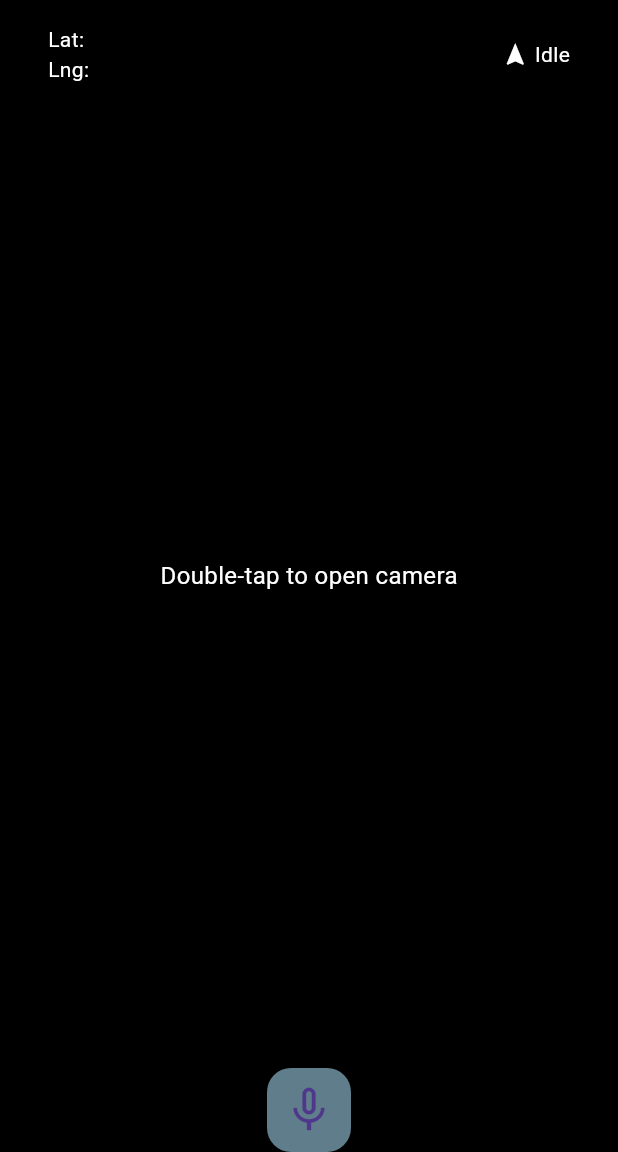
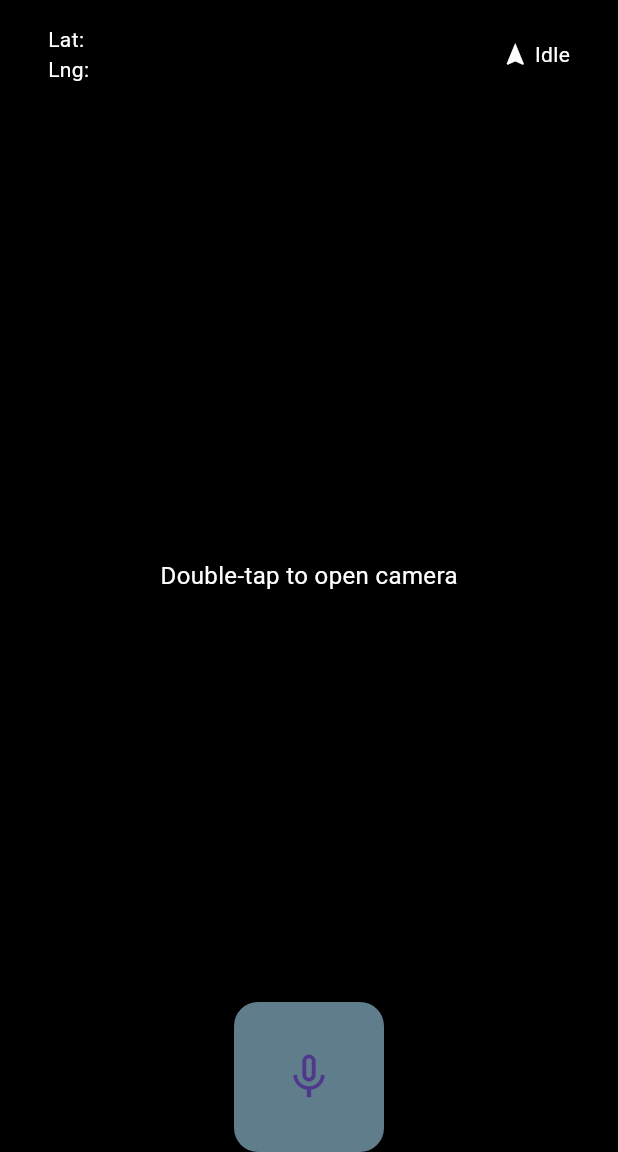
Before and after one commit to Raiden1121/blind_assist_app, a Flutter app: the screen it shows once a user with an empty profile is signed in, on a phone screen of 412 x 824 dp, the part 84-1236 px from its top. Run offline on Flutter 3.47's test engine with Material 3 defaults, Android fonts, the phone set to English and light mode, and no system bars; our stand-ins replace audioplayers, camera, cloud_firestore, firebase_auth, firebase_core, flutter_tts and 4 more; missing offline and left inert: flutter_sound, grpc, protobuf; accounts and stored records are empty; statements that could not run were skipped.

Commit message:
button size

```diff
--- a/lib/widgets/voice_input.dart
+++ b/lib/widgets/voice_input.dart
@@ -164,6 +164,9 @@ class _VoiceInputState extends State<VoiceInput> {
     return Listener(
       onPointerDown: (_) => _startRecording(),
       onPointerUp: (_) => _stopRecording(),
+      child: SizedBox(
+        width: 100,
+        height: 100,
         child: FloatingActionButton(
           backgroundColor: _isRecording ? Colors.redAccent : Colors.blueGrey,
           onPressed: () {},
@@ -172,6 +175,7 @@ class _VoiceInputState extends State<VoiceInput> {
             size: 36,
           ),
         ),
+      ),
     );
   }
 }
```
Lines whose indentation alone changed are shown as unchanged.
